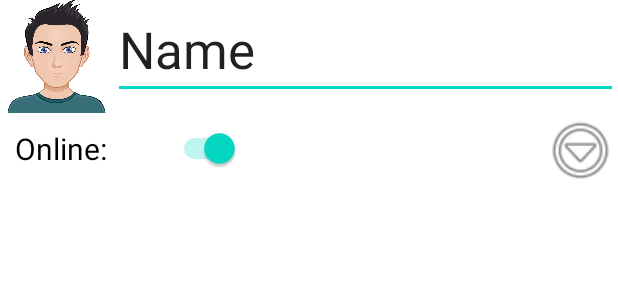
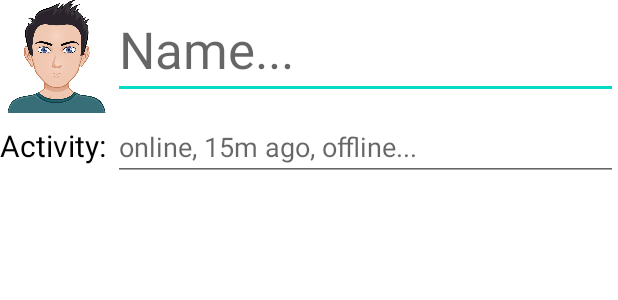
Before and after one commit to Piqulsky/FakeChat, an Android app: the layout layout_setting.xml on its own in the app's theme, with its tools: preview values and no code run, on a phone screen of 412 x 824 dp. Shown: the top 300 px of the screen. Run offline under Robolectric (Android 15) with nearby library versions, the phone set to English and light mode, and no system bars.

Commit message:
Static setting changes working

```diff
--- a/app/src/main/java/com/example/fakechat/messages/MainActivity.java
+++ b/app/src/main/java/com/example/fakechat/messages/MainActivity.java
@@ -103,7 +103,10 @@ public class MainActivity extends AppCompatActivity {
         list.add(new MessageData(MessageData.LAYOUT_MESSAGE_RECEIVED, "This is message received that is definitely much more longer and should be split", R.drawable.avatar));
         list.add(new MessageData(MessageData.LAYOUT_MESSAGE_SENT, "This is message sent", R.drawable.avatar));
         list.add(new MessageData(MessageData.LAYOUT_MESSAGE_SENT, "This is message sent that is definitely much more longer and should be split", R.drawable.avatar));
-        list.get(list.size() - 1).setRead(false);
+        list.get(0).setRead(true);
+        list.get(1).setRead(true);
+        list.get(2).setRead(true);
+        list.get(3).setRead(true);
 
         return list;
     }
--- a/app/src/main/java/com/example/fakechat/settings/SettingsActivity.java
+++ b/app/src/main/java/com/example/fakechat/settings/SettingsActivity.java
@@ -28,7 +28,6 @@ public class SettingsActivity extends AppCompatActivity {
     private ArrayList<ChatData> appData;
     private RecyclerView recyclerView;
     private SettingsAdapter recyclerAdapter;
-
     @Override
     protected void onCreate(Bundle savedInstanceState) {
         super.onCreate(savedInstanceState);
--- a/app/src/main/res/layout/layout_setting.xml
+++ b/app/src/main/res/layout/layout_setting.xml
@@ -22,35 +22,32 @@
             android:layout_width="match_parent"
             android:layout_height="wrap_content"
             android:ems="10"
+            android:hint="Name..."
             android:inputType="textPersonName"
-            android:text="Name"
             android:textSize="34sp" />
 
     </LinearLayout>
 
-    <RelativeLayout
+    <LinearLayout
         android:layout_width="match_parent"
         android:layout_height="wrap_content">
 
-        <Switch
-            android:id="@+id/switchOnline"
-            android:layout_width="150sp"
+        <TextView
+            android:id="@+id/textViewSettingActivity"
+            android:layout_width="wrap_content"
             android:layout_height="wrap_content"
-            android:layout_marginLeft="10sp"
-            android:layout_marginTop="10sp"
-            android:checked="true"
-            android:text="Online:"
+            android:text="Activity: "
+            android:textColor="#000000"
             android:textSize="20sp" />
 
-        <ImageButton
-            android:id="@+id/imageButtonMore"
-            android:layout_width="50sp"
-            android:layout_height="50sp"
-            android:layout_alignParentEnd="true"
-            android:background="?android:attr/selectableItemBackground"
-            android:scaleType="fitXY"
-            android:src="@android:drawable/ic_menu_more" />
-    </RelativeLayout>
+        <EditText
+            android:id="@+id/editTextActivity"
+            android:layout_width="match_parent"
+            android:layout_height="wrap_content"
+            android:ems="10"
+            android:hint="online, 15m ago, offline..."
+            android:inputType="textPersonName" />
+    </LinearLayout>
 
     <androidx.recyclerview.widget.RecyclerView
         android:id="@+id/recyclerViewSettingMessages"
```
Also changed, not shown: app/src/main/java/com/example/fakechat/MessageData.java (+7 -1 lines), app/src/main/java/com/example/fakechat/settings/SettingHolder.java (+12 -15 lines), app/src/main/java/com/example/fakechat/settings/SettingMessageHolder.java (+12 -2 lines), app/src/main/java/com/example/fakechat/settings/SettingMessagesAdapter.java (+59 -7 lines), app/src/main/java/com/example/fakechat/settings/SettingsAdapter.java (+32 -17 lines).
